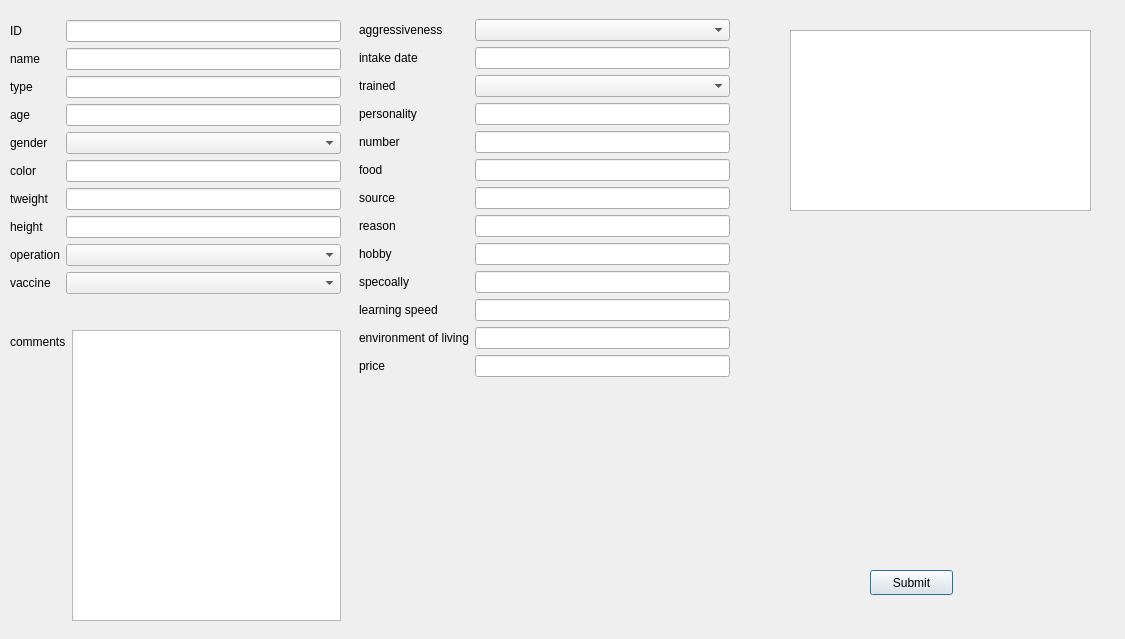
CRM2017/cuACS, file manageanimalwindow.ui: the form before one commit.
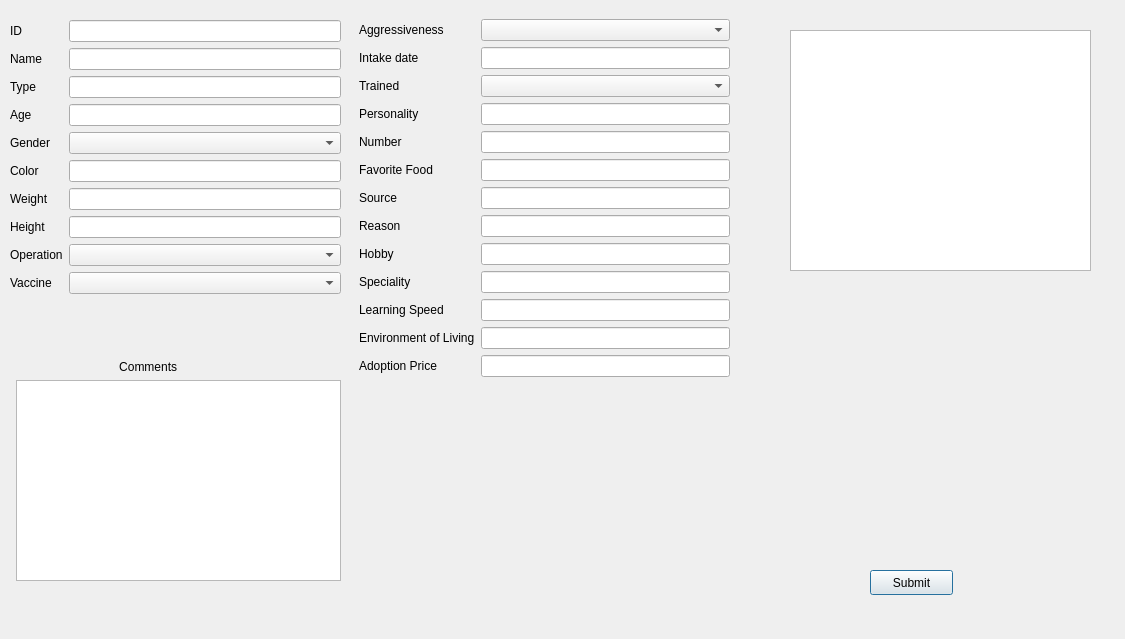
The form after the commit.

```diff
--- a/manageanimalwindow.ui
+++ b/manageanimalwindow.ui
@@ -19,7 +19,7 @@
      <x>10</x>
      <y>20</y>
      <width>331</width>
-     <height>335</height>
+     <height>331</height>
     </rect>
    </property>
    <layout class="QFormLayout" name="formLayout">
@@ -29,7 +29,7 @@
     <item row="1" column="0">
      <widget class="QLabel" name="label_24">
       <property name="text">
-       <string>name</string>
+       <string>Name</string>
       </property>
      </widget>
     </item>
@@ -39,7 +39,7 @@
     <item row="2" column="0">
      <widget class="QLabel" name="typeLabel">
       <property name="text">
-       <string>type</string>
+       <string>Type</string>
       </property>
      </widget>
     </item>
@@ -49,7 +49,7 @@
     <item row="3" column="0">
      <widget class="QLabel" name="label_3">
       <property name="text">
-       <string>age</string>
+       <string>Age</string>
       </property>
      </widget>
     </item>
@@ -59,7 +59,7 @@
     <item row="4" column="0">
      <widget class="QLabel" name="label_4">
       <property name="text">
-       <string>gender</string>
+       <string>Gender</string>
       </property>
      </widget>
     </item>
@@ -69,7 +69,7 @@
     <item row="5" column="0">
      <widget class="QLabel" name="label_5">
       <property name="text">
-       <string>color</string>
+       <string>Color</string>
       </property>
      </widget>
     </item>
@@ -79,7 +79,7 @@
     <item row="6" column="0">
      <widget class="QLabel" name="label_6">
       <property name="text">
-       <string>tweight</string>
+       <string>Weight</string>
       </property>
      </widget>
     </item>
@@ -89,7 +89,7 @@
     <item row="7" column="0">
      <widget class="QLabel" name="label_7">
       <property name="text">
-       <string>height</string>
+       <string>Height</string>
       </property>
      </widget>
     </item>
@@ -99,7 +99,7 @@
     <item row="8" column="0">
      <widget class="QLabel" name="label_8">
       <property name="text">
-       <string>operation</string>
+       <string>Operation</string>
       </property>
      </widget>
     </item>
@@ -109,7 +109,7 @@
     <item row="9" column="0">
      <widget class="QLabel" name="label_9">
       <property name="text">
-       <string>vaccine</string>
+       <string>Vaccine</string>
       </property>
      </widget>
     </item>
@@ -131,7 +131,7 @@
      <x>790</x>
      <y>30</y>
      <width>301</width>
-     <height>181</height>
+     <height>241</height>
     </rect>
    </property>
    <layout class="QVBoxLayout" name="verticalLayout">
@@ -146,14 +146,14 @@
      <x>359</x>
      <y>19</y>
      <width>371</width>
-     <height>399</height>
+     <height>551</height>
     </rect>
    </property>
    <layout class="QFormLayout" name="formLayout_2">
     <item row="0" column="0">
      <widget class="QLabel" name="label_10">
       <property name="text">
-       <string>aggressiveness</string>
+       <string>Aggressiveness</string>
       </property>
      </widget>
     </item>
@@ -163,77 +163,77 @@
     <item row="1" column="0">
      <widget class="QLabel" name="label_11">
       <property name="text">
-       <string>intake date</string>
+       <string>Intake date</string>
       </property>
      </widget>
     </item>
     <item row="2" column="0">
      <widget class="QLabel" name="label_12">
       <property name="text">
-       <string>trained</string>
+       <string>Trained</string>
       </property>
      </widget>
     </item>
     <item row="3" column="0">
      <widget class="QLabel" name="label_13">
       <property name="text">
-       <string>personality</string>
+       <string>Personality</string>
       </property>
      </widget>
     </item>
     <item row="4" column="0">
      <widget class="QLabel" name="label_14">
       <property name="text">
-       <string>number</string>
+       <string>Number</string>
       </property>
      </widget>
     </item>
     <item row="5" column="0">
      <widget class="QLabel" name="label_15">
       <property name="text">
-       <string>food</string>
+       <string>Favorite Food</string>
       </property>
      </widget>
     </item>
     <item row="6" column="0">
      <widget class="QLabel" name="label_16">
       <property name="text">
-       <string>source</string>
+       <string>Source</string>
       </property>
      </widget>
     </item>
     <item row="7" column="0">
      <widget class="QLabel" name="label_17">
       <property name="text">
-       <string>reason</string>
+       <string>Reason</string>
       </property>
      </widget>
     </item>
     <item row="8" column="0">
      <widget class="QLabel" name="label_18">
       <property name="text">
-       <string>hobby</string>
+       <string>Hobby</string>
       </property>
      </widget>
     </item>
     <item row="9" column="0">
      <widget class="QLabel" name="label_19">
       <property name="text">
-       <string>specoally</string>
+       <string>Speciality</string>
       </property>
      </widget>
     </item>
     <item row="10" column="0">
      <widget class="QLabel" name="label_20">
       <property name="text">
-       <string>learning speed</string>
+       <string>Learning Speed</string>
       </property>
      </widget>
     </item>
     <item row="11" column="0">
      <widget class="QLabel" name="label_21">
       <property name="text">
-       <string>environment of living</string>
+       <string>Environment of Living</string>
       </property>
      </widget>
     </item>
@@ -246,7 +246,7 @@
     <item row="12" column="0">
      <widget class="QLabel" name="label_22">
       <property name="text">
-       <string>price</string>
+       <string>Adoption Price</string>
       </property>
      </widget>
     </item>
@@ -286,20 +286,20 @@
    <property name="geometry">
     <rect>
      <x>10</x>
-     <y>330</y>
+     <y>360</y>
      <width>331</width>
-     <height>291</height>
+     <height>221</height>
     </rect>
    </property>
    <layout class="QFormLayout" name="formLayout_3">
-    <item row="0" column="0">
+    <item row="0" column="1">
      <widget class="QLabel" name="label_23">
       <property name="text">
-       <string>comments</string>
+       <string>                               Comments</string>
       </property>
      </widget>
     </item>
-    <item row="0" column="1">
+    <item row="1" column="1">
      <widget class="QTextEdit" name="textEdit"/>
     </item>
    </layout>
```
Left out of the diff: 78 changed lines with no effect on the pictures.
